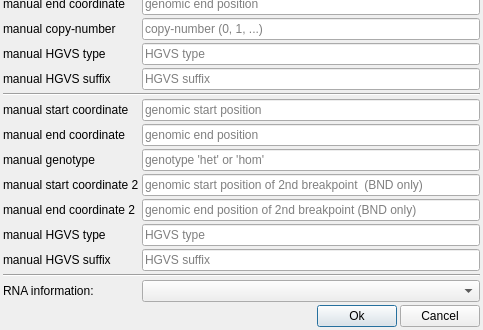
Before: the Qt Designer form src/GSvar/ReportVariantDialog.ui in imgag/ngs-bits, drawn with Qt 5; both pictures show x 0 to 483 and y 555 to 885 of the 483 by 885 pixel window.
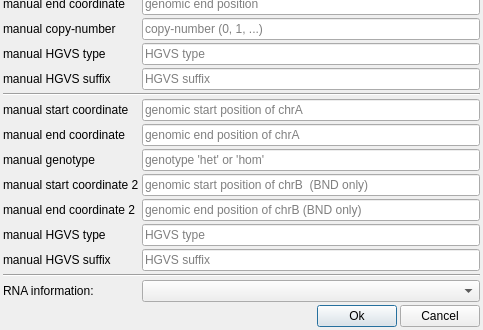
After: the same form once the commit is applied. Icons and pictures are not drawn.

Commit message: GSvar: improved documentation of report config window for SVs.

What changed in the file:
```diff
--- a/src/GSvar/ReportVariantDialog.ui
+++ b/src/GSvar/ReportVariantDialog.ui
@@ -70,7 +70,7 @@
    <item row="40" column="1" colspan="3">
     <widget class="QLineEdit" name="manual_sv_end">
      <property name="placeholderText">
-      <string>genomic end position</string>
+      <string>genomic end position of chrA</string>
      </property>
     </widget>
    </item>
@@ -91,14 +91,14 @@
    <item row="47" column="1" colspan="3">
     <widget class="QLineEdit" name="manual_sv_start_bnd">
      <property name="placeholderText">
-      <string>genomic start position of 2nd breakpoint  (BND only)</string>
+      <string>genomic start position of chrB  (BND only)</string>
      </property>
     </widget>
    </item>
    <item row="48" column="1" colspan="3">
     <widget class="QLineEdit" name="manual_sv_end_bnd">
      <property name="placeholderText">
-      <string>genomic end position of 2nd breakpoint (BND only)</string>
+      <string>genomic end position of chrB (BND only)</string>
      </property>
     </widget>
    </item>
@@ -112,7 +112,7 @@
    <item row="39" column="1" colspan="3">
     <widget class="QLineEdit" name="manual_sv_start">
      <property name="placeholderText">
-      <string>genomic start position</string>
+      <string>genomic start position of chrA</string>
      </property>
     </widget>
    </item>
```
